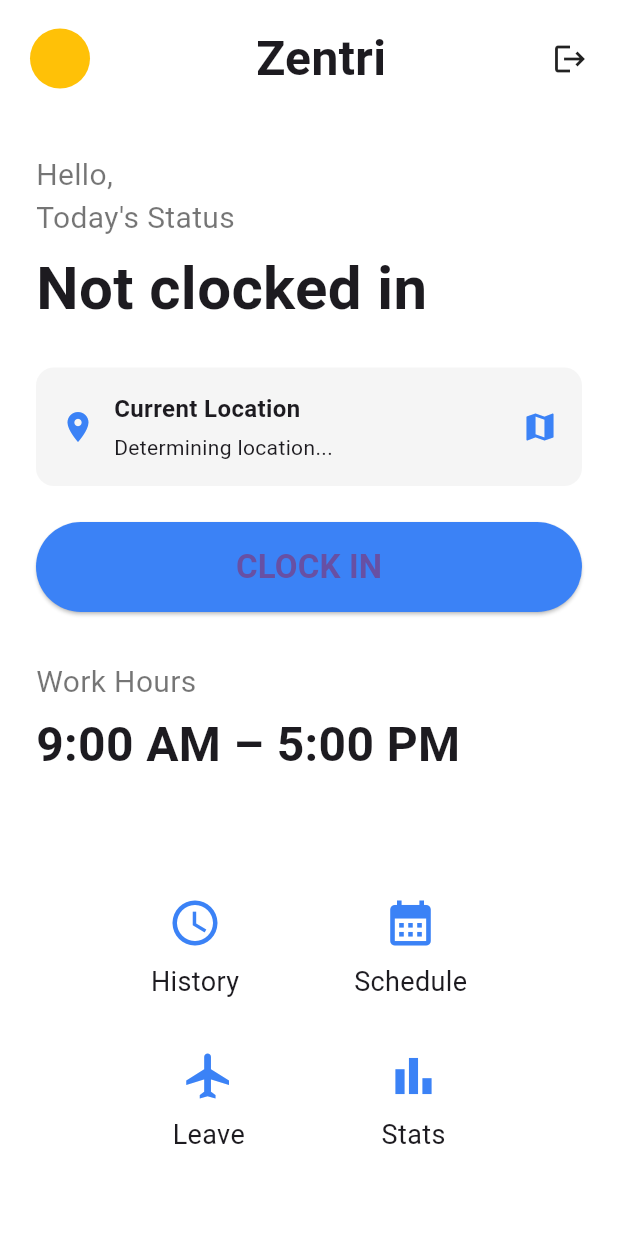
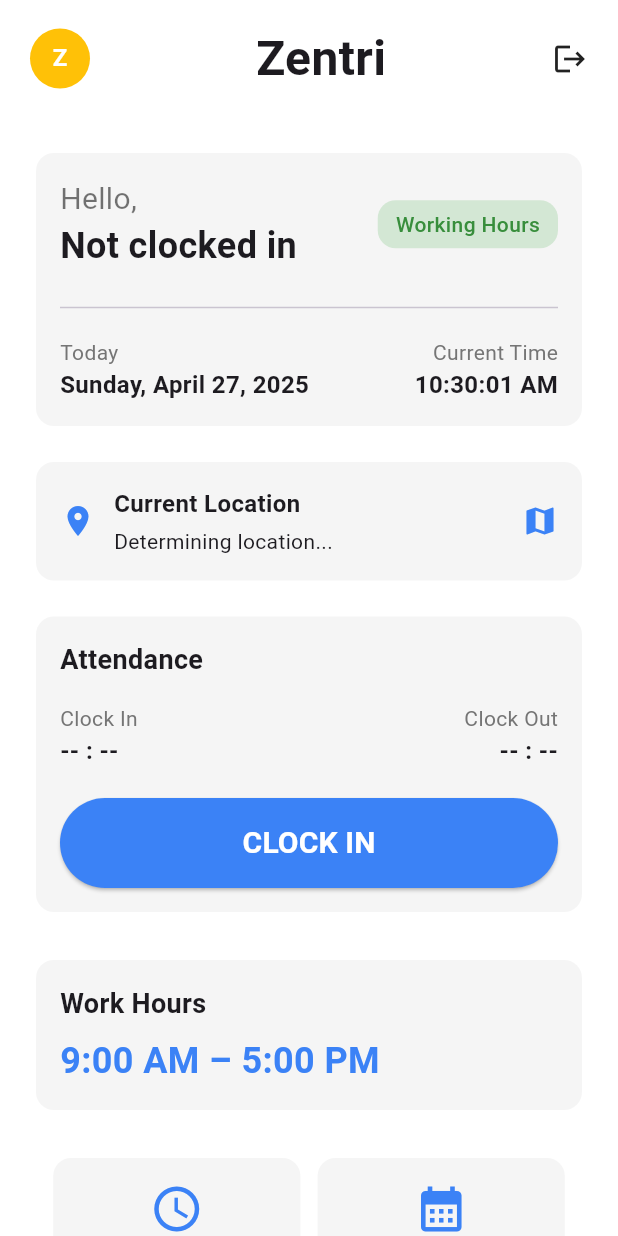
Before and after one commit to ssygnrchm/zentri, a Flutter app: the HomeScreen screen opened by its route, on a phone screen of 412 x 824 dp. Run offline on Flutter 3.47's test engine with Material 3 defaults, Android fonts, the phone set to English and light mode, and no system bars; our stand-ins replace geocoding, geolocator, google_maps_flutter, shared_preferences; accounts and stored records are empty; Roboto replaces fonts that are missing (SF Pro Display).

Commit message:
fixed homescreen layout

```diff
--- a/lib/presentation/home_screen.dart
+++ b/lib/presentation/home_screen.dart
@@ -1,4 +1,7 @@
+import 'dart:async';
+
 import 'package:flutter/material.dart';
+import 'package:intl/intl.dart';
 import 'package:zentri/repository/absensi_repo.dart';
 import 'package:zentri/services/pref_handler.dart';
 import 'package:zentri/presentation/widget/location_map_widget.dart';
@@ -18,6 +21,14 @@
   bool _isAbsensiLoading = false;
   bool _showMap = false;
 
+  // For clock display
+  late DateTime _currentTime;
+  late DateTime _date;
+  String _clockInTime = '-- : --';
+  String _clockOutTime = '-- : --';
+  bool _isClockedIn = false;
+  late Timer _timer;
+
   void _handleLogout() async {
     // Get preference handler instance
     final prefHandler = await PreferenceHandler.getInstance();
@@ -26,18 +37,39 @@
     await prefHandler.removeToken();
     await prefHandler.removeUser();
 
-    print('token saat logout: ${prefHandler.getToken()}');
+    // print('token saat logout: ${prefHandler.getToken()}');
     Navigator.pushReplacementNamed(context, '/login');
   }
 
   void _handleAbsen() async {
+    try {
       if (statusAbsen == 'CLOCK IN') {
+        setState(() {
+          _clockInTime = DateFormat('h:mm a').format(_currentTime);
+          _isClockedIn = true;
+          statusAbsen = 'CLOCK OUT';
+        });
+
         // API call for checkin
         // final res = await _repo.checkin(
         //   //getting from geolocator
         // );
       } else {
+        // Set clock out time
+        setState(() {
+          _clockOutTime = DateFormat('h:mm a').format(_currentTime);
+          _isClockedIn = false;
+          statusAbsen = 'CLOCK IN';
+        });
         // API call for checkout
+      }
+    } catch (e) {
+      // Handle error
+      print('Error during clock in/out: $e');
+    } finally {
+      setState(() {
+        _isAbsensiLoading = false;
+      });
     }
   }
 
@@ -66,10 +98,34 @@
     });
   }
 
+  void _updateTime() {
+    setState(() {
+      _currentTime = DateTime.now();
+    });
+  }
+
+  bool isWithinWorkingHours() {
+    int hour = _currentTime.hour;
+    return hour >= 9 && hour < 17;
+  }
+
   @override
   void initState() {
     _loadUserData();
     super.initState();
+    _currentTime = DateTime.now();
+    _date = DateTime.now();
+
+    // Set up timer for updating the current time every second
+    _timer = Timer.periodic(const Duration(seconds: 1), (timer) {
+      _updateTime();
+    });
+  }
+
+  @override
+  void dispose() {
+    _timer.cancel();
+    super.dispose();
   }
 
   @override
@@ -79,183 +135,15 @@
       body: SafeArea(
         child: Column(
           children: [
-            // Header with menu and app name
-            Padding(
-              padding: const EdgeInsets.symmetric(horizontal: 20, vertical: 16),
-              child: Row(
-                mainAxisAlignment: MainAxisAlignment.spaceBetween,
-                children: [
-                  GestureDetector(
-                    child: CircleAvatar(backgroundColor: Colors.amber),
-                  ),
-                  const Text(
-                    'Zentri',
-                    style: TextStyle(fontSize: 32, fontWeight: FontWeight.bold),
-                  ),
-                  GestureDetector(
-                    onTap: _handleLogout,
-                    child: Icon(Icons.logout),
-                  ),
-                ],
-              ),
-            ),
+            // Header with app name and logout
+            _buildHeader(),
 
             // Main content
             Expanded(
               child:
                   _showMap
                       ? LocationMapWidget(onAddressChanged: _updateAddress)
-                      : Padding(
-                        padding: const EdgeInsets.all(24.0),
-                        child: Column(
-                          crossAxisAlignment: CrossAxisAlignment.start,
-                          children: [
-                            Text(
-                              "Hello, $name",
-                              style: TextStyle(
-                                fontSize: 20,
-                                color: Colors.black54,
-                              ),
-                            ),
-
-                            const Text(
-                              "Today's Status",
-                              style: TextStyle(
-                                fontSize: 20,
-                                color: Colors.black54,
-                              ),
-                            ),
-                            const SizedBox(height: 4),
-                            const Text(
-                              "Not clocked in",
-                              style: TextStyle(
-                                fontSize: 40,
-                                fontWeight: FontWeight.bold,
-                              ),
-                            ),
-                            const SizedBox(height: 24),
-
-                            // Location display
-                            GestureDetector(
-                              onTap: _toggleMapView,
-                              child: Container(
-                                padding: EdgeInsets.all(16),
-                                decoration: BoxDecoration(
-                                  color: Colors.grey[100],
-                                  borderRadius: BorderRadius.circular(12),
-                                ),
-                                child: Row(
-                                  children: [
-                                    Icon(
-                                      Icons.location_on,
-                                      color: Color(0xFF3B82F6),
-                                    ),
-                                    SizedBox(width: 12),
-                                    Expanded(
-                                      child: Column(
-                                        crossAxisAlignment:
-                                            CrossAxisAlignment.start,
-                                        children: [
-                                          Text(
-                                            'Current Location',
-                                            style: TextStyle(
-                                              fontWeight: FontWeight.bold,
-                                              fontSize: 16,
-                                            ),
-                                          ),
-                                          SizedBox(height: 4),
-                                          Text(
-                                            currentAddress,
-                                            style: TextStyle(fontSize: 14),
-                                            maxLines: 2,
-                                            overflow: TextOverflow.ellipsis,
-                                          ),
-                                        ],
-                                      ),
-                                    ),
-                                    Icon(Icons.map, color: Color(0xFF3B82F6)),
-                                  ],
-                                ),
-                              ),
-                            ),
-                            const SizedBox(height: 24),
-
-                            // Clock in button
-                            SizedBox(
-                              width: double.infinity,
-                              height: 60,
-                              child: ElevatedButton(
-                                onPressed:
-                                    _isAbsensiLoading ? null : _handleAbsen,
-                                style: ElevatedButton.styleFrom(
-                                  backgroundColor: const Color(0xFF3B82F6),
-                                  shape: RoundedRectangleBorder(
-                                    borderRadius: BorderRadius.circular(30),
-                                  ),
-                                ),
-                                child: Text(
-                                  statusAbsen,
-                                  style: TextStyle(
-                                    fontSize: 22,
-                                    fontWeight: FontWeight.bold,
-                                  ),
-                                ),
-                              ),
-                            ),
-                            const SizedBox(height: 32),
-
-                            // Work hours
-                            const Text(
-                              "Work Hours",
-                              style: TextStyle(
-                                fontSize: 20,
-                                color: Colors.black54,
-                              ),
-                            ),
-                            const SizedBox(height: 4),
-                            const Text(
-                              "9:00 AM – 5:00 PM",
-                              style: TextStyle(
-                                fontSize: 32,
-                                fontWeight: FontWeight.bold,
-                              ),
-                            ),
-                            const SizedBox(height: 48),
-
-                            // Bottom navigation buttons
-                            Expanded(
-                              child: Column(
-                                mainAxisAlignment: MainAxisAlignment.center,
-                                children: [
-                                  Row(
-                                    mainAxisAlignment:
-                                        MainAxisAlignment.spaceEvenly,
-                                    children: [
-                                      _buildNavButton(
-                                        Icons.access_time,
-                                        'History',
-                                      ),
-                                      _buildNavButton(
-                                        Icons.calendar_month,
-                                        'Schedule',
-                                      ),
-                                    ],
-                                  ),
-                                  const SizedBox(height: 32),
-                                  Row(
-                                    mainAxisAlignment:
-                                        MainAxisAlignment.spaceEvenly,
-                                    children: [
-                                      _buildNavButton(Icons.flight, 'Leave'),
-                                      _buildNavButton(Icons.bar_chart, 'Stats'),
-                                    ],
-                                  ),
-                                ],
-                              ),
-                            ),
-                          ],
-                        ),
-                      ),
+                      : _buildMainContent(),
             ),
           ],
         ),
@@ -264,22 +152,368 @@
           _showMap
               ? FloatingActionButton(
                 onPressed: _toggleMapView,
-                child: Icon(Icons.arrow_back),
+                backgroundColor: const Color(0xFF3B82F6),
+                child: const Icon(Icons.arrow_back),
               )
               : null,
     );
   }
 
-  Widget _buildNavButton(IconData icon, String label) {
+  Widget _buildHeader() {
+    return Padding(
+      padding: const EdgeInsets.symmetric(horizontal: 20, vertical: 16),
+      child: Row(
+        mainAxisAlignment: MainAxisAlignment.spaceBetween,
+        children: [
+          CircleAvatar(
+            backgroundColor: Colors.amber,
+            child: Text(
+              name.isNotEmpty ? name[0].toUpperCase() : "Z",
+              style: const TextStyle(
+                color: Colors.white,
+                fontWeight: FontWeight.bold,
+              ),
+            ),
+          ),
+          const Text(
+            'Zentri',
+            style: TextStyle(fontSize: 32, fontWeight: FontWeight.bold),
+          ),
+          GestureDetector(
+            onTap: _handleLogout,
+            child: const Icon(Icons.logout),
+          ),
+        ],
+      ),
+    );
+  }
+
+  Widget _buildMainContent() {
+    return SingleChildScrollView(
+      padding: const EdgeInsets.all(24.0),
+      child: Column(
+        crossAxisAlignment: CrossAxisAlignment.start,
+        children: [
+          // Welcome and date/time section
+          _buildWelcomeSection(),
+          const SizedBox(height: 24),
+
+          // Location section
+          _buildLocationSection(),
+          const SizedBox(height: 24),
+
+          // Attendance section
+          _buildAttendanceSection(),
+          const SizedBox(height: 32),
+
+          // Work hours section
+          _buildWorkHoursSection(),
+          const SizedBox(height: 32),
+
+          // Bottom navigation buttons
+          _buildNavButtons(),
+        ],
+      ),
+    );
+  }
+
+  Widget _buildWelcomeSection() {
+    return Container(
+      padding: const EdgeInsets.all(16),
+      decoration: BoxDecoration(
+        color: Colors.grey[100],
+        borderRadius: BorderRadius.circular(12),
+      ),
+      child: Column(
+        crossAxisAlignment: CrossAxisAlignment.start,
+        children: [
+          Row(
+            mainAxisAlignment: MainAxisAlignment.spaceBetween,
+            children: [
+              Column(
+                crossAxisAlignment: CrossAxisAlignment.start,
+                children: [
+                  Text(
+                    "Hello, $name",
+                    style: const TextStyle(fontSize: 20, color: Colors.black54),
+                  ),
+                  Text(
+                    _isClockedIn ? "Currently Working" : "Not clocked in",
+                    style: const TextStyle(
+                      fontSize: 24,
+                      fontWeight: FontWeight.bold,
+                    ),
+                  ),
+                ],
+              ),
+              Container(
+                padding: const EdgeInsets.symmetric(
+                  horizontal: 12,
+                  vertical: 6,
+                ),
+                decoration: BoxDecoration(
+                  color:
+                      isWithinWorkingHours()
+                          ? Colors.green.withOpacity(0.2)
+                          : Colors.orange.withOpacity(0.2),
+                  borderRadius: BorderRadius.circular(12),
+                ),
+                child: Text(
+                  isWithinWorkingHours() ? "Working Hours" : "Outside Hours",
+                  style: TextStyle(
+                    color:
+                        isWithinWorkingHours()
+                            ? Colors.green.shade700
+                            : Colors.orange.shade700,
+                    fontWeight: FontWeight.w500,
+                  ),
+                ),
+              ),
+            ],
+          ),
+          const SizedBox(height: 16),
+          const Divider(),
+          const SizedBox(height: 12),
+          Row(
+            mainAxisAlignment: MainAxisAlignment.spaceBetween,
+            children: [
+              Column(
+                crossAxisAlignment: CrossAxisAlignment.start,
+                children: [
+                  Text(
+                    'Today',
+                    style: TextStyle(color: Colors.grey.shade600, fontSize: 14),
+                  ),
+                  Text(
+                    DateFormat('EEEE, MMMM d, yyyy').format(_date),
+                    style: const TextStyle(
+                      fontWeight: FontWeight.w600,
+                      fontSize: 16,
+                    ),
+                  ),
+                ],
+              ),
+              Column(
+                crossAxisAlignment: CrossAxisAlignment.end,
+                children: [
+                  Text(
+                    'Current Time',
+                    style: TextStyle(color: Colors.grey.shade600, fontSize: 14),
+                  ),
+                  Text(
+                    DateFormat('h:mm:ss a').format(_currentTime),
+                    style: const TextStyle(
+                      fontWeight: FontWeight.w600,
+                      fontSize: 16,
+                    ),
+                  ),
+                ],
+              ),
+            ],
+          ),
+        ],
+      ),
+    );
+  }
+
+  Widget _buildLocationSection() {
+    return GestureDetector(
+      onTap: _toggleMapView,
+      child: Container(
+        padding: const EdgeInsets.all(16),
+        decoration: BoxDecoration(
+          color: Colors.grey[100],
+          borderRadius: BorderRadius.circular(12),
+        ),
+        child: Row(
+          children: [
+            const Icon(Icons.location_on, color: Color(0xFF3B82F6), size: 24),
+            const SizedBox(width: 12),
+            Expanded(
+              child: Column(
+                crossAxisAlignment: CrossAxisAlignment.start,
+                children: [
+                  const Text(
+                    'Current Location',
+                    style: TextStyle(fontWeight: FontWeight.bold, fontSize: 16),
+                  ),
+                  const SizedBox(height: 4),
+                  Text(
+                    currentAddress,
+                    style: const TextStyle(fontSize: 14),
+                    maxLines: 2,
+                    overflow: TextOverflow.ellipsis,
+                  ),
+                ],
+              ),
+            ),
+            const Icon(Icons.map, color: Color(0xFF3B82F6)),
+          ],
+        ),
+      ),
+    );
+  }
+
+  Widget _buildAttendanceSection() {
+    return Container(
+      padding: const EdgeInsets.all(16),
+      decoration: BoxDecoration(
+        color: Colors.grey[100],
+        borderRadius: BorderRadius.circular(12),
+      ),
+      child: Column(
+        crossAxisAlignment: CrossAxisAlignment.start,
+        children: [
+          const Text(
+            'Attendance',
+            style: TextStyle(fontWeight: FontWeight.bold, fontSize: 18),
+          ),
+          const SizedBox(height: 16),
+          Row(
+            mainAxisAlignment: MainAxisAlignment.spaceBetween,
+            children: [
+              Column(
+                crossAxisAlignment: CrossAxisAlignment.start,
+                children: [
+                  Text(
+                    'Clock In',
+                    style: TextStyle(color: Colors.grey.shade600, fontSize: 14),
+                  ),
+                  Text(
+                    _clockInTime,
+                    style: const TextStyle(
+                      fontWeight: FontWeight.w600,
+                      fontSize: 16,
+                    ),
+                  ),
+                ],
+              ),
+              Column(
+                crossAxisAlignment: CrossAxisAlignment.end,
+                children: [
+                  Text(
+                    'Clock Out',
+                    style: TextStyle(color: Colors.grey.shade600, fontSize: 14),
+                  ),
+                  Text(
+                    _clockOutTime,
+                    style: const TextStyle(
+                      fontWeight: FontWeight.w600,
+                      fontSize: 16,
+                    ),
+                  ),
+                ],
+              ),
+            ],
+          ),
+          const SizedBox(height: 20),
+          SizedBox(
+            width: double.infinity,
+            height: 60,
+            child: ElevatedButton(
+              onPressed: _isAbsensiLoading ? null : _handleAbsen,
+              style: ElevatedButton.styleFrom(
+                backgroundColor:
+                    _isClockedIn
+                        ? Colors.red.shade600
+                        : const Color(0xFF3B82F6),
+                shape: RoundedRectangleBorder(
+                  borderRadius: BorderRadius.circular(30),
+                ),
+              ),
+              child:
+                  _isAbsensiLoading
+                      ? const SizedBox(
+                        height: 24,
+                        width: 24,
+                        child: CircularProgressIndicator(
+                          color: Colors.white,
+                          strokeWidth: 2,
+                        ),
+                      )
+                      : Text(
+                        statusAbsen,
+                        style: const TextStyle(
+                          fontSize: 20,
+                          fontWeight: FontWeight.bold,
+                          color: Colors.white,
+                        ),
+                      ),
+            ),
+          ),
+        ],
+      ),
+    );
+  }
+
+  Widget _buildWorkHoursSection() {
+    return Container(
+      padding: const EdgeInsets.all(16),
+      decoration: BoxDecoration(
+        color: Colors.grey[100],
+        borderRadius: BorderRadius.circular(12),
+      ),
+      child: Column(
+        crossAxisAlignment: CrossAxisAlignment.start,
+        children: const [
+          Text(
+            "Work Hours",
+            style: TextStyle(fontSize: 18, fontWeight: FontWeight.bold),
+          ),
+          SizedBox(width: double.infinity, height: 8),
+          Text(
+            "9:00 AM – 5:00 PM",
+            style: TextStyle(
+              fontSize: 24,
+              fontWeight: FontWeight.bold,
+              color: Color(0xFF3B82F6),
+            ),
+          ),
+        ],
+      ),
+    );
+  }
+
+  Widget _buildNavButtons() {
     return Column(
       children: [
-        Container(
-          decoration: BoxDecoration(shape: BoxShape.circle),
-          child: Icon(icon, size: 36, color: const Color(0xFF3B82F6)),
+        Row(
+          mainAxisAlignment: MainAxisAlignment.spaceEvenly,
+          children: [
+            _buildNavButton(Icons.access_time, 'History'),
+            _buildNavButton(Icons.calendar_month, 'Schedule'),
+          ],
         ),
-        const SizedBox(height: 8),
-        Text(label, style: const TextStyle(fontSize: 18)),
+        const SizedBox(height: 24),
+        Row(
+          mainAxisAlignment: MainAxisAlignment.spaceEvenly,
+          children: [
+            _buildNavButton(Icons.flight, 'Leave'),
+            _buildNavButton(Icons.bar_chart, 'Stats'),
+          ],
+        ),
       ],
     );
   }
+
+  Widget _buildNavButton(IconData icon, String label) {
+    return Container(
+      width: MediaQuery.of(context).size.width * 0.4,
+      padding: const EdgeInsets.symmetric(vertical: 16),
+      decoration: BoxDecoration(
+        color: Colors.grey[100],
+        borderRadius: BorderRadius.circular(12),
+      ),
+      child: Column(
+        children: [
+          Icon(icon, size: 36, color: const Color(0xFF3B82F6)),
+          const SizedBox(height: 8),
+          Text(
+            label,
+            style: const TextStyle(fontSize: 16, fontWeight: FontWeight.w500),
+          ),
+        ],
+      ),
+    );
   }
+}
--- a/pubspec.yaml
+++ b/pubspec.yaml
@@ -13,6 +13,7 @@
   geolocator: ^14.0.0
   google_maps_flutter: ^2.12.1
   http: ^1.3.0
+  intl: ^0.20.2
   shared_preferences: ^2.5.3
 
 dev_dependencies:
```
Also changed, not shown: pubspec.lock, 1 other file. Lines whose indentation alone changed are shown as unchanged.
